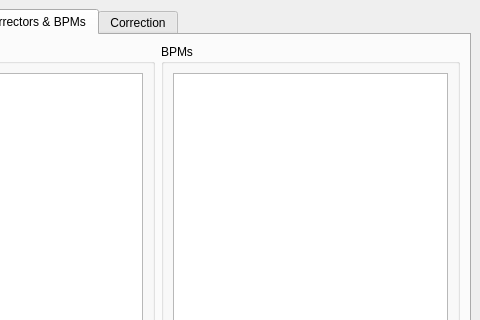
Before: the Qt Designer form BBA_GUI.ui in wiktoria-malek/flight-simulator, drawn with Qt 5; both pictures show x 165 to 645 and y 0 to 320 of the 645 by 860 pixel window.
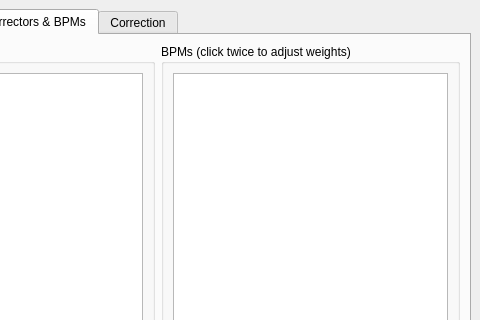
After: the same form once the commit is applied. The open tabs and pages were chosen to show the change.

Patch:
```diff
--- a/BBA_GUI.ui
+++ b/BBA_GUI.ui
@@ -355,7 +355,7 @@
                </size>
               </property>
               <property name="title">
-               <string>BPMs</string>
+               <string>BPMs (click twice to adjust weights)</string>
               </property>
               <layout class="QVBoxLayout" name="verticalLayout_15">
                <item>
```
